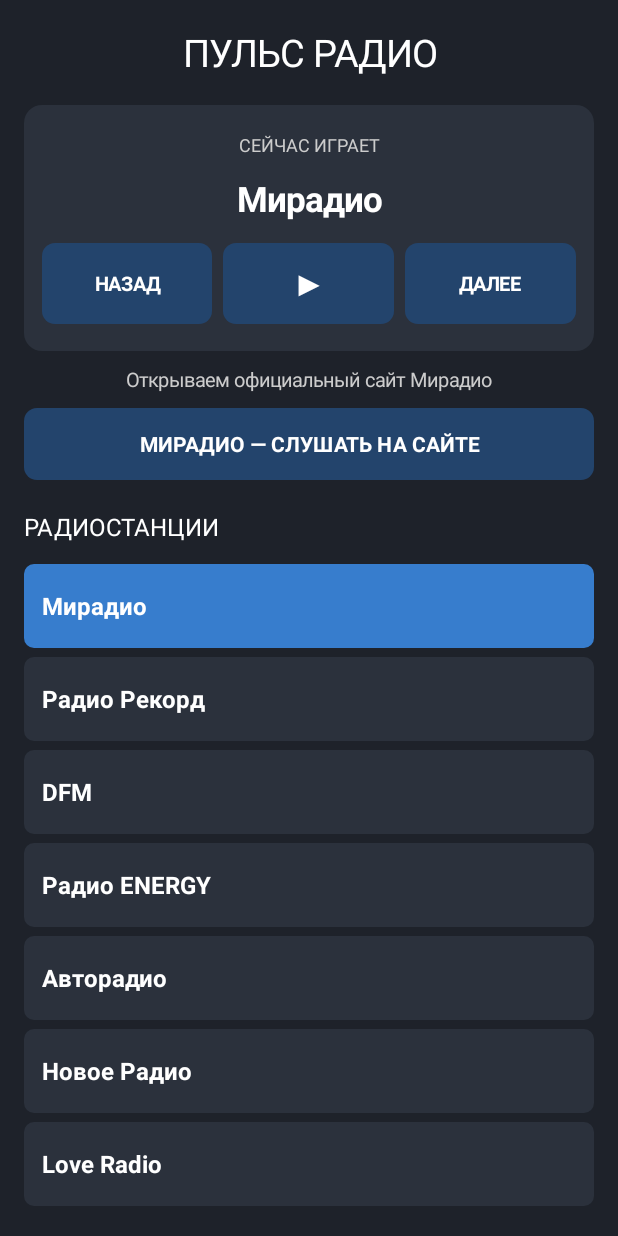
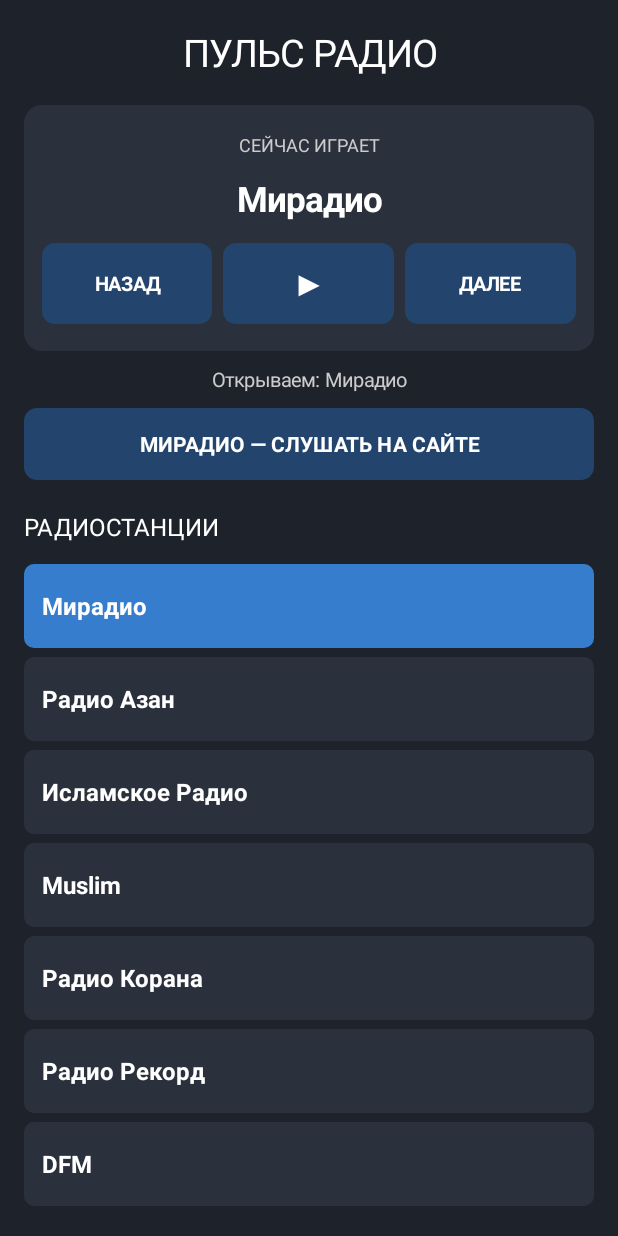
Before and after one commit to diriabas/puls-radio, an Android app: the screen it shows after launch (MainActivity), after a tap on "МИРАДИО — СЛУШАТЬ НА САЙТЕ", on a phone screen of 412 x 824 dp. Run offline under Robolectric (Android 15) with nearby library versions, the phone set to English and light mode, and no system bars; 3 other taps on this screen came first.

Commit message:
Update MainActivity.kt

```diff
--- a/app/src/main/java/com/pulsradio/app/MainActivity.kt
+++ b/app/src/main/java/com/pulsradio/app/MainActivity.kt
@@ -27,6 +27,10 @@ class MainActivity : Activity() {
         "Европа Плюс",
         "Радио Вера",
         "Мирадио",
+        "Радио Азан",
+        "Исламское Радио",
+        "Muslim",
+        "Радио Корана",
         "Радио Рекорд",
         "DFM",
         "Радио ENERGY",
@@ -62,6 +66,14 @@ class MainActivity : Activity() {
             "https://radiovera.hostingradio.ru:8007/radiovera_128"
     )
 
+    private val websiteUrls = mapOf(
+        "Мирадио" to "https://miradio.ru",
+        "Радио Азан" to "https://azan.fm",
+        "Исламское Радио" to "https://101.ru/radio/user/756167",
+        "Muslim" to "https://101.ru/radio/user/876627",
+        "Радио Корана" to "https://quranradio.cc/ru/"
+    )
+
     private var selectedStation = 0
     private var player: ExoPlayer? = null
 
@@ -70,7 +82,7 @@ class MainActivity : Activity() {
     private lateinit var stationList: LinearLayout
     private lateinit var statusText: TextView
     private lateinit var scrollView: ScrollView
-    private lateinit var miradioButton: TextView
+    private lateinit var websiteButton: TextView
 
     private val backgroundColor = Color.rgb(30, 34, 42)
     private val panelColor = Color.rgb(43, 49, 60)
@@ -220,16 +232,16 @@ class MainActivity : Activity() {
 
         root.addView(statusText)
 
-        miradioButton = createControl("МИРАДИО — СЛУШАТЬ НА САЙТЕ").apply {
+        websiteButton = createControl("СЛУШАТЬ НА САЙТЕ").apply {
             textSize = 14f
             visibility = View.GONE
             setOnClickListener {
-                openMiradioWebsite()
+                openSelectedWebsite()
             }
         }
 
         root.addView(
-            miradioButton,
+            websiteButton,
             LinearLayout.LayoutParams(
                 LinearLayout.LayoutParams.MATCH_PARENT,
                 dp(48)
@@ -297,14 +309,14 @@ class MainActivity : Activity() {
 
         updatePlayerTitle()
         updateStationList()
-        updateMiradioButton()
+        updateWebsiteButton()
     }
 
     private fun togglePlayback() {
         val station = stations[selectedStation]
 
-        if (station == "Мирадио") {
-            showStatus("Для Мирадио нажмите кнопку «Слушать на сайте»")
+        if (websiteUrls.containsKey(station)) {
+            showStatus("Нажмите кнопку «Слушать на сайте»")
             return
         }
 
@@ -346,18 +358,21 @@ class MainActivity : Activity() {
         }
     }
 
-    private fun openMiradioWebsite() {
+    private fun openSelectedWebsite() {
+        val station = stations[selectedStation]
+        val url = websiteUrls[station] ?: return
+
         try {
             val intent = Intent(
                 Intent.ACTION_VIEW,
-                Uri.parse("https://miradio.ru")
+                Uri.parse(url)
             )
 
             startActivity(intent)
-            showStatus("Открываем официальный сайт Мирадио")
+            showStatus("Открываем: $station")
 
         } catch (error: Throwable) {
-            showStatus("Не удалось открыть сайт Мирадио")
+            showStatus("Не удалось открыть сайт")
 
             Toast.makeText(
                 this,
@@ -365,7 +380,7 @@ class MainActivity : Activity() {
                 Toast.LENGTH_LONG
             ).show()
 
-            Log.e("PulsRadio", "Ошибка открытия Мирадио", error)
+            Log.e("PulsRadio", "Ошибка открытия сайта", error)
         }
     }
 
@@ -382,7 +397,7 @@ class MainActivity : Activity() {
         updatePlayerTitle()
         updateStationList()
         updatePlayButton()
-        updateMiradioButton()
+        updateWebsiteButton()
 
         showStatus("Выбрана станция: ${stations[index]}")
 
@@ -394,13 +409,25 @@ class MainActivity : Activity() {
         }
     }
 
-    private fun updateMiradioButton() {
-        if (::miradioButton.isInitialized) {
-            miradioButton.visibility =
-                if (stations[selectedStation] == "Мирадио") {
+    private fun updateWebsiteButton() {
+        if (::websiteButton.isInitialized) {
+            val station = stations[selectedStation]
+
+            websiteButton.visibility =
+                if (websiteUrls.containsKey(station)) {
                     View.VISIBLE
                 } else {
                     View.GONE
+                }
+
+            websiteButton.text =
+                when (station) {
+                    "Мирадио" -> "МИРАДИО — СЛУШАТЬ НА САЙТЕ"
+                    "Радио Азан" -> "РАДИО АЗАН — СЛУШАТЬ"
+                    "Исламское Радио" -> "ИСЛАМСКОЕ РАДИО — СЛУШАТЬ"
+                    "Muslim" -> "MUSLIM — СЛУШАТЬ"
+                    "Радио Корана" -> "КОРАН — СЛУШАТЬ ЭФИР"
+                    else -> "СЛУШАТЬ НА САЙТЕ"
                 }
         }
     }
```
